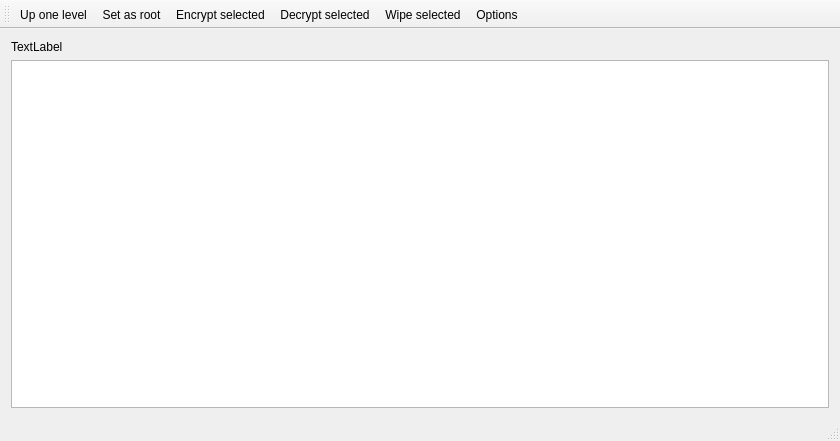
Old version of the form MainWindow.ui in the repository sergrt/FileProtect.
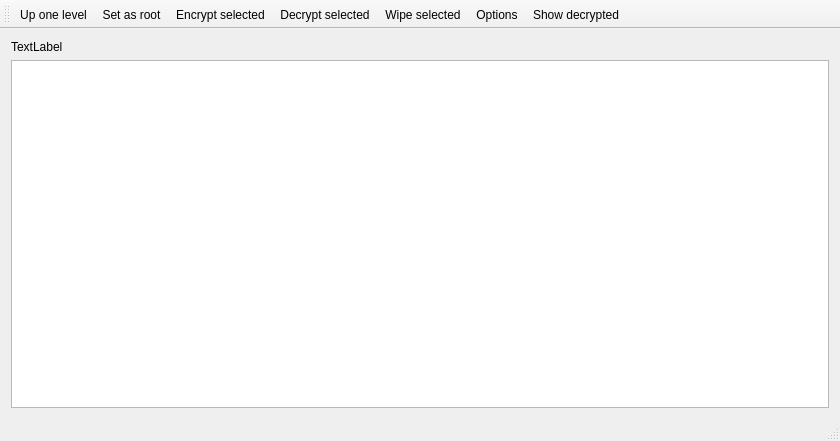
New version of the form.

```diff
--- a/MainWindow.ui
+++ b/MainWindow.ui
@@ -54,6 +54,7 @@
    <addaction name="actionDecrypt_selected"/>
    <addaction name="actionWipe_selected"/>
    <addaction name="actionOptions"/>
+   <addaction name="actionShow_decrypted"/>
   </widget>
   <widget class="QStatusBar" name="statusBar"/>
   <action name="actionUp_one_level">
@@ -86,6 +87,11 @@
     <string>Wipe selected</string>
    </property>
   </action>
+  <action name="actionShow_decrypted">
+   <property name="text">
+    <string>Show decrypted</string>
+   </property>
+  </action>
  </widget>
  <layoutdefault spacing="6" margin="11"/>
  <resources/>
```
